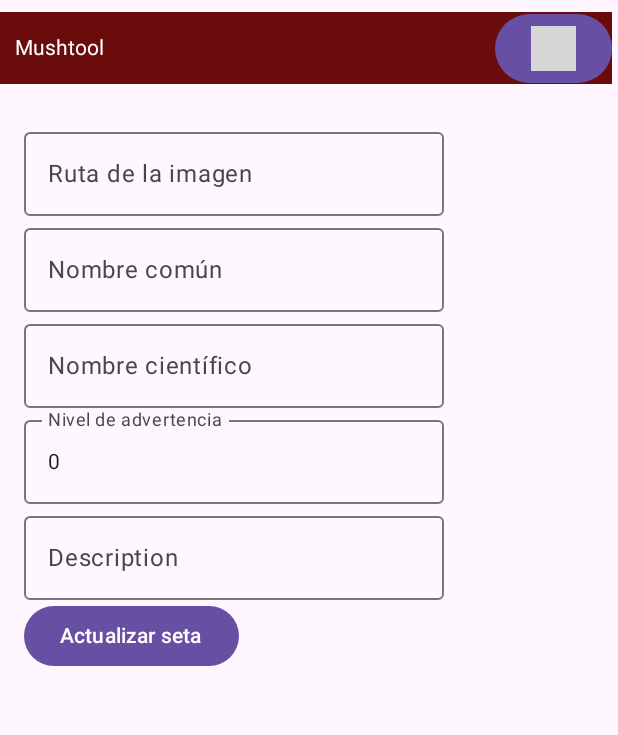
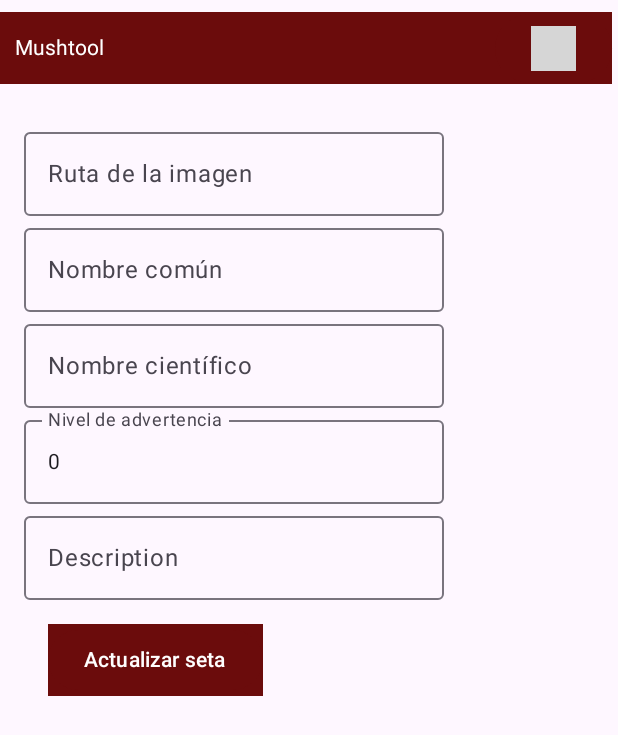
Before and after one commit to PolRibera/MushTool, an Android app built with Jetpack Compose: the EditarSetaActivity screen opened directly, with no data from a screen before it, on a phone screen of 412 x 824 dp. Shown: the top 735 px of the screen. Run offline under Robolectric (Android 15) with nearby library versions, the light colour scheme and no system bars; our stand-ins replace Firebase (no records; nobody signed in at launch, a user with empty details on screens opened directly); grey boxes are pictures that could not be loaded.

Commit message:
View Modify

```diff
--- a/app/src/main/java/com/example/Projecte3MushTool/EditarSetaActivity.kt
+++ b/app/src/main/java/com/example/Projecte3MushTool/EditarSetaActivity.kt
@@ -20,6 +20,7 @@ import androidx.compose.foundation.layout.fillMaxWidth
 import androidx.compose.foundation.layout.padding
 import androidx.compose.foundation.layout.size
 import androidx.compose.material3.Button
+import androidx.compose.material3.ButtonDefaults
 import androidx.compose.material3.ExperimentalMaterial3Api
 import androidx.compose.material3.OutlinedTextField
 import androidx.compose.material3.Scaffold
@@ -98,6 +99,7 @@ class EditarSetaActivity : ComponentActivity() {
                             )
 
                             Button(
+                                colors = ButtonDefaults.buttonColors(Color(0xFF6B0C0C)),
                                 onClick = {
                                     val intent = Intent(context, MainActivity::class.java)
                                     context.startActivity(intent)
@@ -145,6 +147,9 @@ class EditarSetaActivity : ComponentActivity() {
                         label = { Text("Description") }
                     )
                     Button(
+                        colors = ButtonDefaults.buttonColors(Color(0xFF6B0C0C)),modifier = Modifier
+                            .padding(16.dp)
+                            .background(Color(0xFF6B0C0C)),
                         onClick = {
                             val imgPath = imgPathState.value
                             val name = nameState.value
@@ -183,6 +188,7 @@ class EditarSetaActivity : ComponentActivity() {
                             }
 
                         }
+
                     ) {
                         Text("Actualizar seta")
                     }
```
